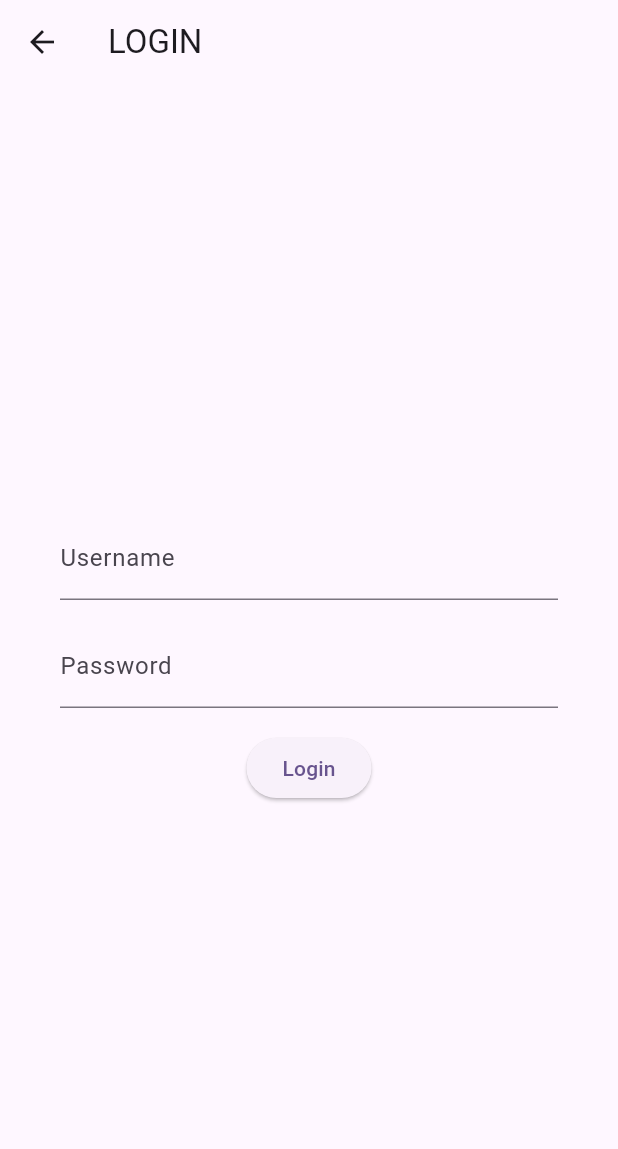
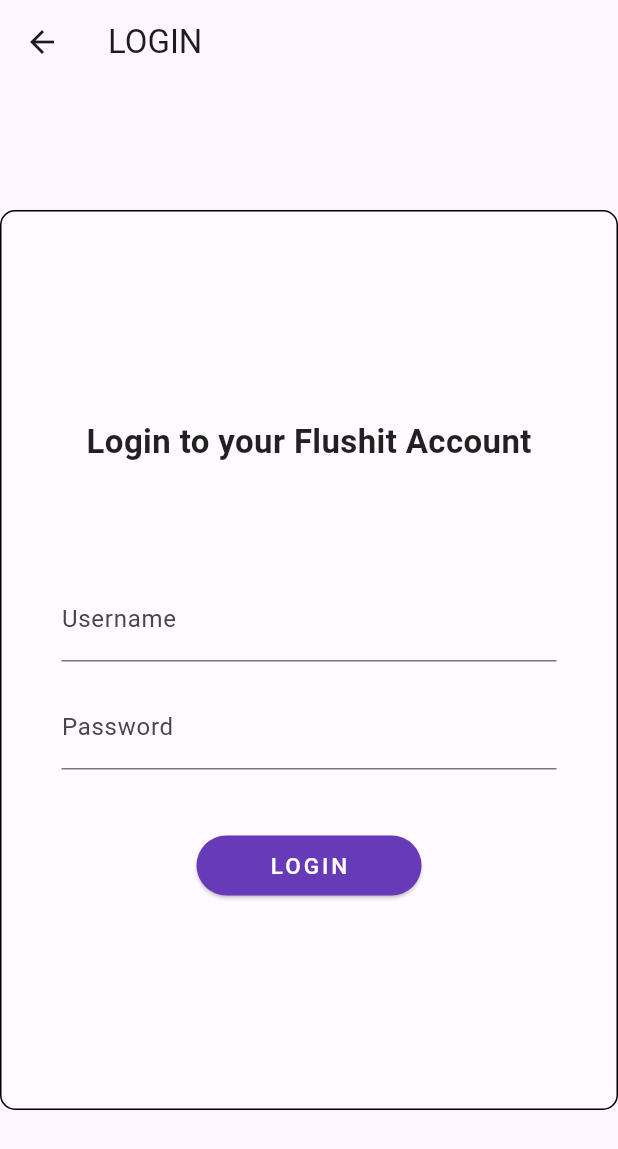
Before and after one commit to talmagejsharp/flushit, a Flutter app: the Login screen opened by its route, on a phone screen of 412 x 824 dp. Shown: the top 1149 px of the screen. Run offline on Flutter 3.47's test engine with Material 2 defaults, Android fonts, the phone set to English and light mode, and no system bars; our stand-ins replace image_picker.

```diff
--- a/lib/login_page.dart
+++ b/lib/login_page.dart
@@ -11,7 +11,7 @@ Future<bool> verifyUser(String username, String password, BuildContext context)
   final url = Uri.parse('https://flushit.org/login'); // Using IP address and port directly
   // Replace with your actual URL
   // Create a Map to hold the data
-  print('working on logging in at ' + url.toString());
+  // print('working on logging in at ' + url.toString());
   final data = {'username': username, 'password': password};
   // Encode the data as JSON
   final jsonData = jsonEncode(data);
@@ -58,23 +58,59 @@ class _LoginWidgetState extends State<Login> {
       setState(() {});
     }
   }
+  final usernameController = TextEditingController();
+  final passwordController = TextEditingController();
+
+  @override
+  void dispose() {
+    // Clean up the controller when the widget is removed from the
+    // widget tree.
+    usernameController.dispose();
+    passwordController.dispose();
+    _passwordFocus.dispose();
+    super.dispose();
+  }
 
   @override
 
   Widget build(BuildContext context) {
-    final usernameController = TextEditingController();
-    final passwordController = TextEditingController();
-
     return Scaffold(
       appBar: AppBar(
         title: Text('LOGIN'),
       ),
       body: Center(
+        child: Container(
+          width: 450,
+          height: 600,
+          decoration: BoxDecoration(
+            color: Color.fromRGBO(255, 250, 255, 1),
+            // boxShadow: [
+            //   BoxShadow(
+            //     color: Colors.deepPurpleAccent,
+            //     spreadRadius: 5,
+            //     blurRadius: 7,
+            //     offset: Offset(3, 3), // changes position of shadow
+            //   ),
+            // ],
+            border: Border.all(),
+            borderRadius: BorderRadius.circular(10.0),
+          ),
+          child: Center(
             child: Padding(
               padding: EdgeInsets.all(40.0),
               child: Column(
                 mainAxisAlignment: MainAxisAlignment.center,
                 children: [
+                  Padding(
+                    padding: const EdgeInsets.fromLTRB(0, 0, 0, 75),
+                    child: Text('Login to your Flushit Account',
+                      style: TextStyle(
+                        color: Colors.black87,
+                        fontSize: 22,
+                        fontWeight: FontWeight.bold,
+                      ),
+                    ),
+                  ),
                   TextField(
                     onEditingComplete: () {
                       FocusScope.of(context).requestFocus(_passwordFocus);
@@ -100,18 +136,34 @@ class _LoginWidgetState extends State<Login> {
                     style: TextStyle(color: Colors.red),
                   )
                       : SizedBox(), // Empty SizedBox when no error message
-              SizedBox(height: 16),
-              ElevatedButton(
+                  SizedBox(height: 40),
+                  Container(
+                    width: 150,
+                    child: ElevatedButton(
+                      style: ButtonStyle(
+                        backgroundColor:
+                        MaterialStatePropertyAll<Color>(Colors.deepPurple),
+                        overlayColor: MaterialStatePropertyAll<Color>(Colors.deepPurpleAccent),
+
+                      ),
                       onPressed: () async {
+                        // print('The password is : ' + passwordController.text);
                         attemptLogin(usernameController.text, passwordController.text, context);
-                  // Navigator.pushNamed(context, '/home');
-                  // Perform sign-up logic here
                       },
-                child: Text('Login'),
+                      child: Text('LOGIN',
+                        style: TextStyle(
+                          color: Colors.white,
+                          fontSize: 15,
+                          letterSpacing: 2.0,
+                        ),
+                      ),
+                    ),
                   ),
                 ],
               ),
     )
+          ),
+        ),
       )
 
     );
```
Also changed, not shown: 2 other files. Lines whose indentation alone changed are shown as unchanged.
